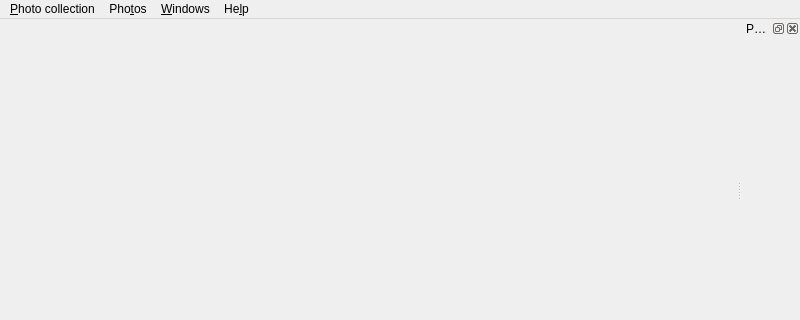
Above: src/gui/desktop/ui/mainwindow.ui from Kicer86/photobroom before the change; both pictures show x 0 to 800 and y 0 to 320 of the 800 by 600 pixel window. Below: the same form after it.
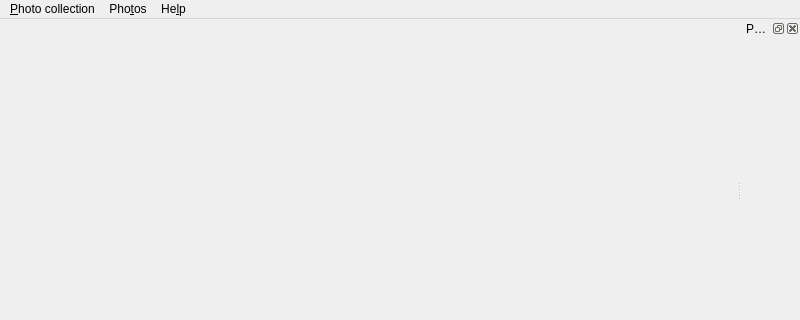
That is the form after the change. Icons and pictures are not drawn. Custom widgets are drawn as their Qt base class.

Commit message:
gui: dropping "Window" menu with all its consequences
No more switching view.

The edit to the form file:
```diff
--- a/src/gui/desktop/ui/mainwindow.ui
+++ b/src/gui/desktop/ui/mainwindow.ui
@@ -63,14 +63,8 @@
     <addaction name="actionAbout"/>
     <addaction name="actionAbout_Qt"/>
    </widget>
-   <widget class="QMenu" name="menuWindows">
-    <property name="title">
-     <string>&amp;Windows</string>
-    </property>
-   </widget>
    <addaction name="menuCollection"/>
    <addaction name="menuPhotos"/>
-   <addaction name="menuWindows"/>
    <addaction name="menuHelp"/>
   </widget>
   <widget class="QStatusBar" name="statusbar"/>
@@ -162,6 +156,12 @@
    <header>widgets/tasks_view_widget.hpp</header>
    <container>1</container>
   </customwidget>
+  <customwidget>
+   <class>ImagesTreeView</class>
+   <extends>QWidget</extends>
+   <header>images_model_view/images_tree_view.hpp</header>
+   <container>1</container>
+  </customwidget>
  </customwidgets>
  <resources>
   <include location="../images.qrc"/>
```
Left out of the diff: 8 changed lines with no effect on the pictures. The commit also changes 10 other files.
